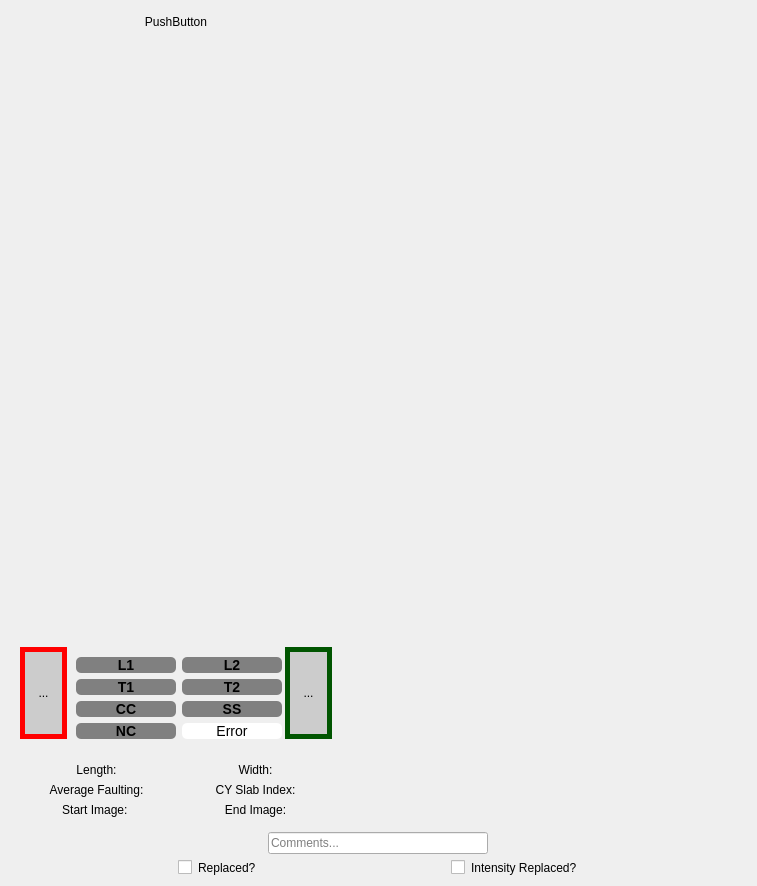
The window that resources/year_panel.ui (jadenl99/JPCP-tool) describes before a commit, drawn with Qt 5.
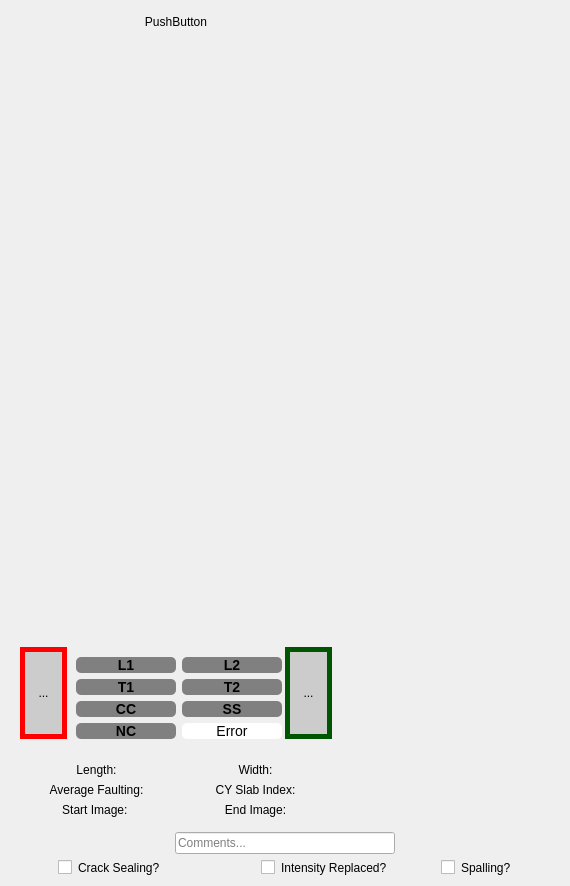
The same window after the commit. Icons and pictures are not drawn.

Patch:
```diff
--- a/resources/year_panel.ui
+++ b/resources/year_panel.ui
@@ -6,7 +6,7 @@
    <rect>
     <x>0</x>
     <y>0</y>
-    <width>757</width>
+    <width>570</width>
     <height>886</height>
    </rect>
   </property>
@@ -638,12 +638,12 @@
          </property>
          <property name="maximumSize">
           <size>
-           <width>100</width>
+           <width>150</width>
            <height>16777215</height>
           </size>
          </property>
          <property name="text">
-          <string>Replaced?</string>
+          <string>Crack Sealing?</string>
          </property>
         </widget>
        </item>
@@ -660,6 +660,19 @@
          </property>
         </widget>
        </item>
+       <item>
+        <widget class="QCheckBox" name="spalled_box">
+         <property name="sizePolicy">
+          <sizepolicy hsizetype="Fixed" vsizetype="Fixed">
+           <horstretch>0</horstretch>
+           <verstretch>0</verstretch>
+          </sizepolicy>
+         </property>
+         <property name="text">
+          <string>Spalling?</string>
+         </property>
+        </widget>
+       </item>
       </layout>
      </item>
     </layout>
```
Left out of the diff: 2 changed lines with no effect on the pictures.
